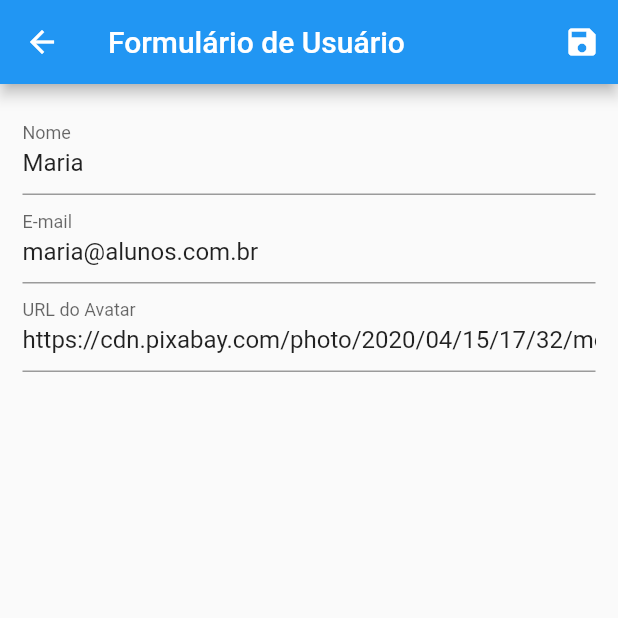
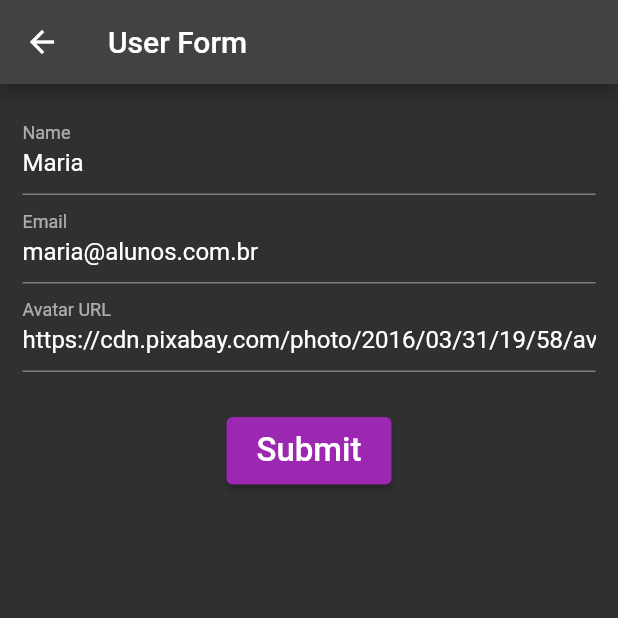
Before and after one commit to lucasgaldinomota/flutter_crud, a Flutter app: the screen it shows after launch, after a tap on the "edit" icon, on a phone screen of 412 x 824 dp, the top half of it. Run offline on Flutter 3.47's test engine with Material 2 defaults, Android fonts, the phone set to English and light mode, and no system bars; network calls fail.

Commit message:
my version

```diff
--- a/lib/data/dummy_users.dart
+++ b/lib/data/dummy_users.dart
@@ -6,7 +6,7 @@ const dummyUsers = {
     name: 'Maria',
     email: 'maria@alunos.com.br',
     avatarUrl:
-        'https://cdn.pixabay.com/photo/2020/04/15/17/32/medical-5047582_1280.png',
+        'https://cdn.pixabay.com/photo/2016/03/31/19/58/avatar-1295429_1280.png',
   ),
   '2': User(
     id: '2',
--- a/lib/main.dart
+++ b/lib/main.dart
@@ -21,9 +21,11 @@ class MyApp extends StatelessWidget {
         ),
       ],
       child: MaterialApp(
-        title: 'Flutter Demo',
+        debugShowCheckedModeBanner: false,
+        title: 'CRUD',
         theme: ThemeData(
-          primarySwatch: Colors.blue,
+          brightness: Brightness.dark,
+          primarySwatch: Colors.purple,
           visualDensity: VisualDensity.adaptivePlatformDensity,
         ),
         routes: {
--- a/lib/views/user_form.dart
+++ b/lib/views/user_form.dart
@@ -34,30 +34,7 @@ class _UserFormState extends State<UserForm> {
   Widget build(BuildContext context) {
     return Scaffold(
       appBar: AppBar(
-        title: const Text('Formulário de Usuário'),
-        actions: [
-          IconButton(
-            icon: const Icon(Icons.save),
-            onPressed: () {
-              final isValid = _form.currentState!.validate();
-
-              if (isValid) {
-                _form.currentState!.save();
-
-                Provider.of<Users>(context, listen: false).put(
-                  User(
-                    id: _formData['id'],
-                    name: _formData['name']!,
-                    email: _formData['email']!,
-                    avatarUrl: _formData['avatarUrl']!,
-                  ),
-                );
-
-                Navigator.of(context).pop();
-              }
-            },
-          ),
-        ],
+        title: const Text('User Form'),
       ),
       body: Padding(
         padding: const EdgeInsets.all(15),
@@ -67,14 +44,14 @@ class _UserFormState extends State<UserForm> {
             children: [
               TextFormField(
                 initialValue: _formData['name'],
-                decoration: const InputDecoration(labelText: 'Nome'),
+                decoration: const InputDecoration(labelText: 'Name'),
                 validator: (value) {
                   if (value == null || value.trim().isEmpty) {
-                    return 'Nome inválido';
+                    return 'Invalid name.';
                   }
 
                   if (value.trim().length < 3) {
-                    return 'Nome muito pequeno. No mínimo 3 letras.';
+                    return 'Name too short. At least 3 characters.';
                   }
 
                   return null;
@@ -83,13 +60,44 @@ class _UserFormState extends State<UserForm> {
               ),
               TextFormField(
                 initialValue: _formData['email'],
-                decoration: const InputDecoration(labelText: 'E-mail'),
+                decoration: const InputDecoration(labelText: 'Email'),
                 onSaved: (value) => _formData['email'] = value!,
               ),
               TextFormField(
                 initialValue: _formData['avatarUrl'],
-                decoration: const InputDecoration(labelText: 'URL do Avatar'),
+                decoration: const InputDecoration(labelText: 'Avatar URL'),
                 onSaved: (value) => _formData['avatarUrl'] = value!,
+              ),
+              const SizedBox(height: 30),
+              SizedBox(
+                width: 110,
+                height: 45,
+                child: ElevatedButton(
+                  onPressed: () {
+                    final isValid = _form.currentState!.validate();
+
+                    if (isValid) {
+                      _form.currentState!.save();
+
+                      Provider.of<Users>(context, listen: false).put(
+                        User(
+                          id: _formData['id'],
+                          name: _formData['name']!,
+                          email: _formData['email']!,
+                          avatarUrl: _formData['avatarUrl']!,
+                        ),
+                      );
+
+                      Navigator.of(context).pop();
+                    }
+                  },
+                  child: const Text(
+                    'Submit',
+                    style: TextStyle(
+                      fontSize: 22,
+                    ),
+                  ),
+                ),
               ),
             ],
           ),
--- a/lib/views/user_list.dart
+++ b/lib/views/user_list.dart
@@ -14,10 +14,18 @@ class UserList extends StatelessWidget {
 
     return Scaffold(
       appBar: AppBar(
-        title: const Text('Lista de Usuários'),
-        actions: [
-          IconButton(
-            icon: const Icon(Icons.add),
+        title: const Text('Users List'),
+      ),
+      body: ListView.builder(
+        itemCount: users.count,
+        itemBuilder: (ctx, i) => UserTile(users.byIndex(i)),
+      ),
+      floatingActionButton: FloatingActionButton(
+        child: const Icon(
+          Icons.add,
+          color: Colors.white,
+          size: 35,
+        ),
         onPressed: () {
           Navigator.of(context).pushNamed(
             AppRoutes.userForm,
@@ -29,13 +37,9 @@ class UserList extends StatelessWidget {
             ),
           );
         },
+        backgroundColor: Colors.purple,
       ),
-        ],
-      ),
-      body: ListView.builder(
-        itemCount: users.count,
-        itemBuilder: (ctx, i) => UserTile(users.byIndex(i)),
-      ),
+      floatingActionButtonLocation: FloatingActionButtonLocation.endFloat,
     );
   }
 }
```
Lines whose indentation alone changed are shown as unchanged.
